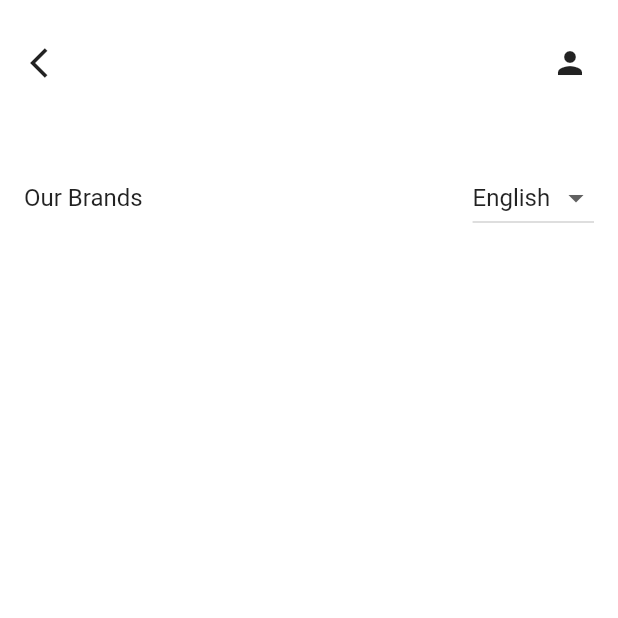
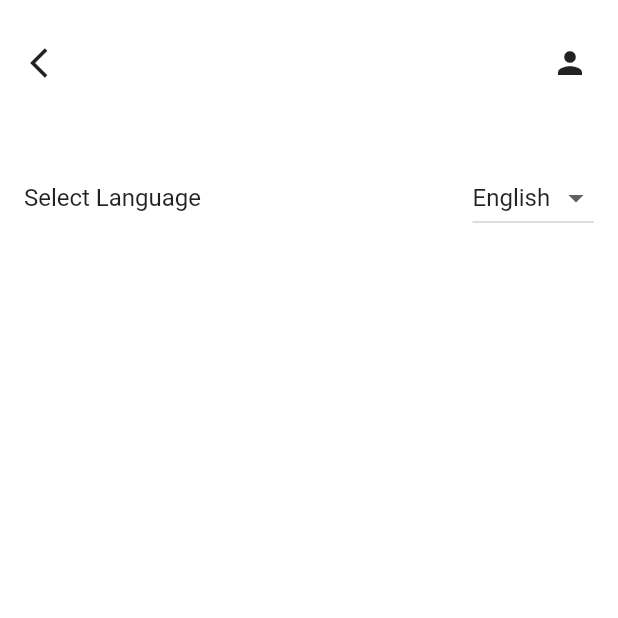
Before and after one commit to rev2023/E-commerce-application, a Flutter app: the PreferencesScreen screen opened by its route, on a phone screen of 412 x 824 dp, the top half of it. Run offline on Flutter 3.47's test engine with Material 2 defaults, Android fonts, the phone set to English and light mode, and no system bars; our stand-ins replace auto_route, dio, flutter_svg, get_it, material_floating_search_bar_2 and 2 more; missing offline and left inert: counter_button, currency_symbols, dart:ffi, emerge_alert_dialog; accounts and stored records are empty; generated files the repository leaves out were written again; network calls fail.

Commit message:
BugFix: brand shows instead of select language

```diff
--- a/lib/screens/preferences_screen.dart
+++ b/lib/screens/preferences_screen.dart
@@ -48,7 +48,7 @@ class PreferencesScreen extends StatelessWidget {
                   height: 50,
                 ),
                 ListTile(
-                  title: Text(AppLocalizations.of(context)!.ourBrands),
+                  title: Text(AppLocalizations.of(context)!.selectLanguage),
 
                   trailing: DropdownButton<String>(
                     value: dropdownValue,
```
